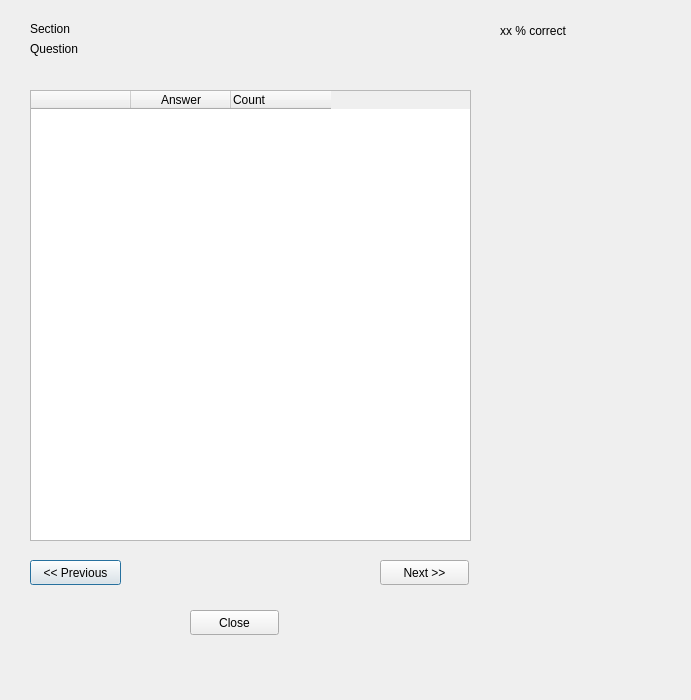
pijll/googleforms-pubquiz, file googleformspubquiz/ui/SectionWindow.ui: the form before one commit.
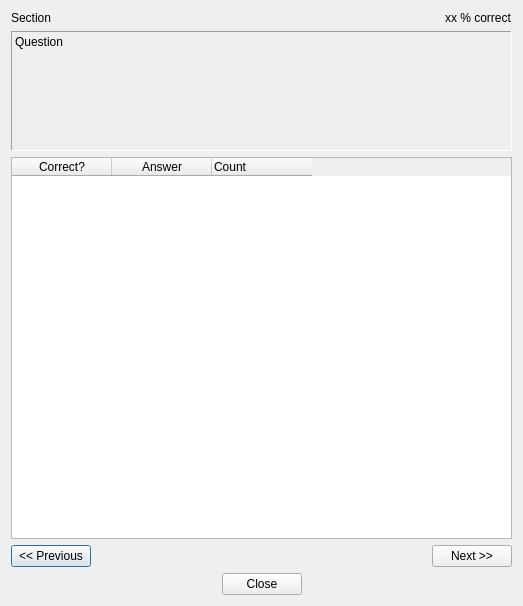
The form after the commit.

Commit message:
Changed layout of windows
Stretchable windows, stretched columns in tables, column text alignment

Diff of the .ui file:
```diff
--- a/googleformspubquiz/ui/SectionWindow.ui
+++ b/googleformspubquiz/ui/SectionWindow.ui
@@ -6,51 +6,83 @@
    <rect>
     <x>0</x>
     <y>0</y>
-    <width>691</width>
-    <height>700</height>
+    <width>523</width>
+    <height>606</height>
    </rect>
   </property>
   <property name="windowTitle">
    <string>Dialog</string>
   </property>
+  <layout class="QVBoxLayout" name="verticalLayout">
+   <item>
+    <layout class="QHBoxLayout" name="horizontalLayout">
+     <item>
   <widget class="QLabel" name="widget_section_name">
-   <property name="geometry">
-    <rect>
-     <x>30</x>
-     <y>20</y>
-     <width>67</width>
-     <height>17</height>
-    </rect>
-   </property>
    <property name="text">
     <string>Section</string>
    </property>
   </widget>
+     </item>
+     <item>
+      <widget class="QLabel" name="label_percentage_correct">
+       <property name="sizePolicy">
+        <sizepolicy hsizetype="Fixed" vsizetype="Preferred">
+         <horstretch>0</horstretch>
+         <verstretch>0</verstretch>
+        </sizepolicy>
+       </property>
+       <property name="text">
+        <string>xx % correct</string>
+       </property>
+      </widget>
+     </item>
+    </layout>
+   </item>
+   <item>
   <widget class="QLabel" name="widget_question_label">
-   <property name="geometry">
-    <rect>
-     <x>30</x>
-     <y>40</y>
-     <width>67</width>
-     <height>17</height>
-    </rect>
+     <property name="sizePolicy">
+      <sizepolicy hsizetype="Preferred" vsizetype="Minimum">
+       <horstretch>0</horstretch>
+       <verstretch>0</verstretch>
+      </sizepolicy>
+     </property>
+     <property name="minimumSize">
+      <size>
+       <width>0</width>
+       <height>120</height>
+      </size>
+     </property>
+     <property name="frameShape">
+      <enum>QFrame::Panel</enum>
+     </property>
+     <property name="frameShadow">
+      <enum>QFrame::Sunken</enum>
    </property>
    <property name="text">
     <string>Question</string>
    </property>
-  </widget>
+     <property name="alignment">
+      <set>Qt::AlignLeading|Qt::AlignLeft|Qt::AlignTop</set>
+     </property>
+     <property name="wordWrap">
+      <bool>true</bool>
+     </property>
+    </widget>
+   </item>
+   <item>
   <widget class="QTableWidget" name="widget_answer_table">
-   <property name="geometry">
-    <rect>
-     <x>30</x>
-     <y>90</y>
-     <width>441</width>
-     <height>451</height>
-    </rect>
-   </property>
    <property name="sizeAdjustPolicy">
     <enum>QAbstractScrollArea::AdjustToContentsOnFirstShow</enum>
    </property>
+     <property name="editTriggers">
+      <set>QAbstractItemView::NoEditTriggers</set>
+     </property>
+     <property name="selectionMode">
+      <enum>QAbstractItemView::NoSelection</enum>
+     </property>
+     <property name="sortingEnabled">
+      <bool>true</bool>
+     </property>
    <property name="columnCount">
     <number>3</number>
    </property>
@@ -59,7 +91,7 @@
    </attribute>
    <column>
     <property name="text">
-     <string/>
+       <string>Correct?</string>
     </property>
    </column>
    <column>
@@ -76,58 +108,82 @@
     </property>
    </column>
   </widget>
+   </item>
+   <item>
+    <layout class="QHBoxLayout" name="horizontalLayout_2">
+     <item>
   <widget class="QPushButton" name="button_previous">
-   <property name="geometry">
-    <rect>
-     <x>30</x>
-     <y>560</y>
-     <width>91</width>
-     <height>25</height>
-    </rect>
-   </property>
    <property name="text">
     <string>&lt;&lt; Previous</string>
    </property>
   </widget>
+     </item>
+     <item>
+      <spacer name="horizontalSpacer">
+       <property name="orientation">
+        <enum>Qt::Horizontal</enum>
+       </property>
+       <property name="sizeHint" stdset="0">
+        <size>
+         <width>40</width>
+         <height>20</height>
+        </size>
+       </property>
+      </spacer>
+     </item>
+     <item>
   <widget class="QPushButton" name="button_next">
-   <property name="geometry">
-    <rect>
-     <x>380</x>
-     <y>560</y>
-     <width>89</width>
-     <height>25</height>
-    </rect>
-   </property>
    <property name="text">
     <string>Next &gt;&gt;</string>
    </property>
   </widget>
+     </item>
+    </layout>
+   </item>
+   <item>
+    <layout class="QHBoxLayout" name="horizontalLayout_3">
+     <item>
+      <spacer name="horizontalSpacer_2">
+       <property name="orientation">
+        <enum>Qt::Horizontal</enum>
+       </property>
+       <property name="sizeHint" stdset="0">
+        <size>
+         <width>40</width>
+         <height>20</height>
+        </size>
+       </property>
+      </spacer>
+     </item>
+     <item>
   <widget class="QPushButton" name="pushButton_3">
-   <property name="geometry">
-    <rect>
-     <x>190</x>
-     <y>610</y>
-     <width>89</width>
-     <height>25</height>
-    </rect>
+       <property name="sizePolicy">
+        <sizepolicy hsizetype="Fixed" vsizetype="Fixed">
+         <horstretch>0</horstretch>
+         <verstretch>0</verstretch>
+        </sizepolicy>
    </property>
    <property name="text">
     <string>Close</string>
    </property>
   </widget>
-  <widget class="QLabel" name="label_percentage_correct">
-   <property name="geometry">
-    <rect>
-     <x>500</x>
-     <y>20</y>
-     <width>111</width>
-     <height>21</height>
-    </rect>
-   </property>
-   <property name="text">
-    <string>xx % correct</string>
-   </property>
-  </widget>
+     </item>
+     <item>
+      <spacer name="horizontalSpacer_3">
+       <property name="orientation">
+        <enum>Qt::Horizontal</enum>
+       </property>
+       <property name="sizeHint" stdset="0">
+        <size>
+         <width>40</width>
+         <height>20</height>
+        </size>
+       </property>
+      </spacer>
+     </item>
+    </layout>
+   </item>
+  </layout>
  </widget>
  <resources/>
  <connections>
```
Lines whose indentation alone changed are shown as unchanged. The commit also changes 4 other files.
